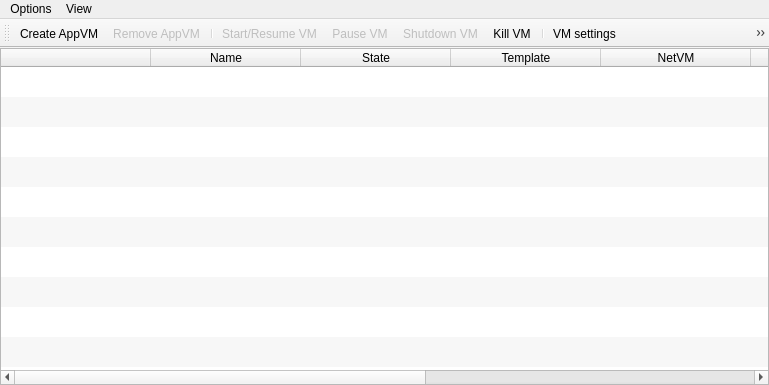
Before: the Qt Designer form mainwindow.ui in QubesOS/qubes-manager, drawn with Qt 5.
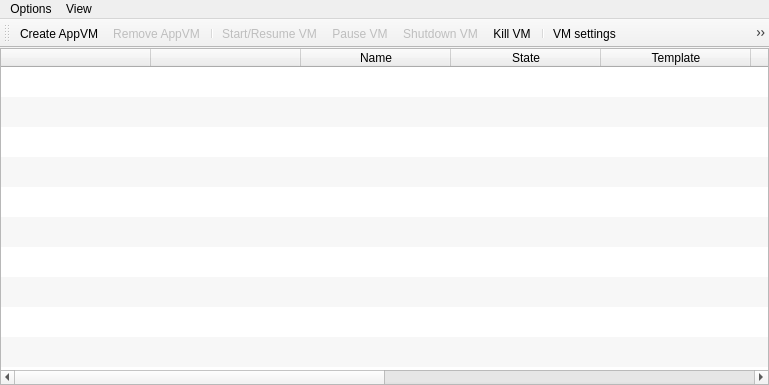
After: the same form once the commit is applied. Icons and pictures are not drawn.

Commit message: Introducing separate VM-Type column (#524)

Diff of the .ui file:
```diff
--- a/mainwindow.ui
+++ b/mainwindow.ui
@@ -151,6 +151,11 @@
         <string/>
        </property>
       </column>
+      <column>
+       <property name="text">
+        <string/>
+       </property>
+      </column>
       <column>
        <property name="text">
         <string>Name</string>
```
The commit also changes 6 other files.
